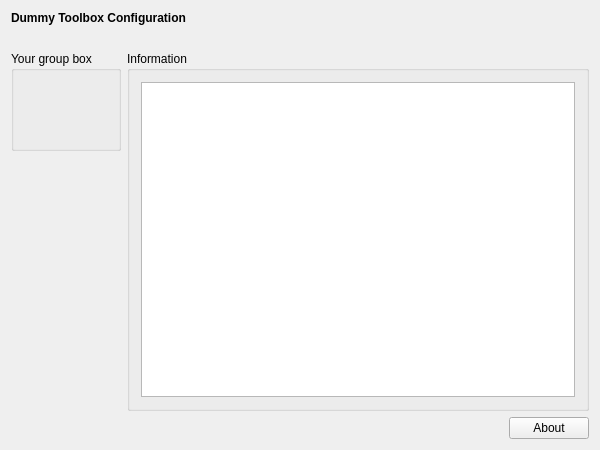
Qt form applications/mne_x/plugins/noisereduction/FormFiles/noisereductionsetup.ui (mne-tools/mne-cpp) before a commit.
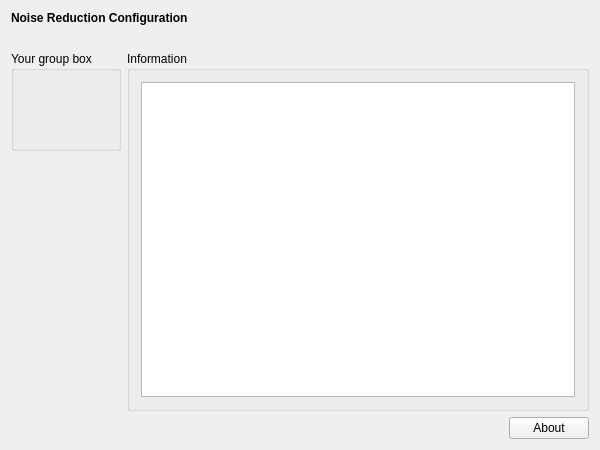
The same form after that commit.

Commit message: [MX-5] Some renaming from DummyToolbox to NoiseReduction Toolbox

Patch:
```diff
--- a/applications/mne_x/plugins/noisereduction/FormFiles/noisereductionsetup.ui
+++ b/applications/mne_x/plugins/noisereduction/FormFiles/noisereductionsetup.ui
@@ -23,7 +23,7 @@
       </font>
      </property>
      <property name="text">
-      <string>Dummy Toolbox Configuration</string>
+      <string>Noise Reduction Configuration</string>
      </property>
     </widget>
    </item>
```
Left out of the diff: 4 changed lines with no effect on the pictures. The commit also changes 10 other files.
